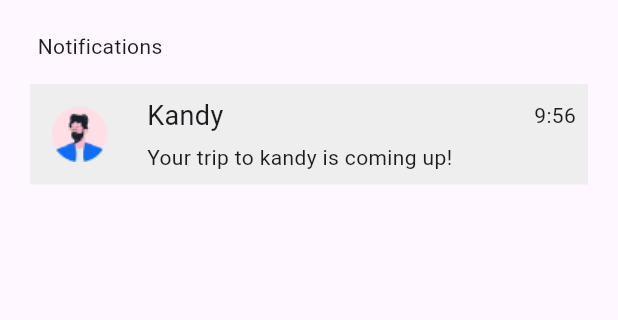
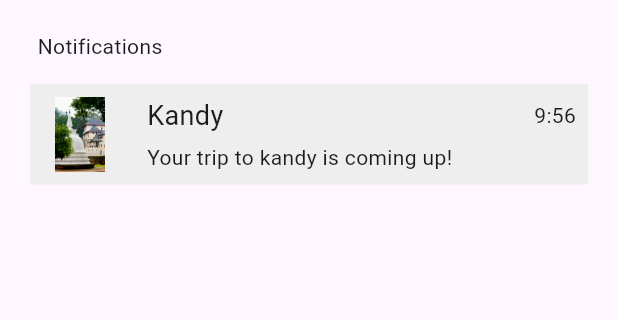
Before and after one commit to Vishwa0416/TravPlan, a Flutter app: the Notifications screen opened directly, on a phone screen of 412 x 824 dp, the part 126-446 px from its top. Run offline on Flutter 3.47's test engine with Material 3 defaults, Android fonts, the phone set to English and light mode, and no system bars.

Commit message:
New note

```diff
--- a/lib/notifications.dart
+++ b/lib/notifications.dart
@@ -67,7 +67,7 @@ class Notifications extends StatelessWidget {
                 child: Row(
                   children: [
                     Image.asset(
-                      'assets/person.png',
+                      'assets/kandy.jpg',
                       width: 50,
                       height: 50,
                     ),
```
